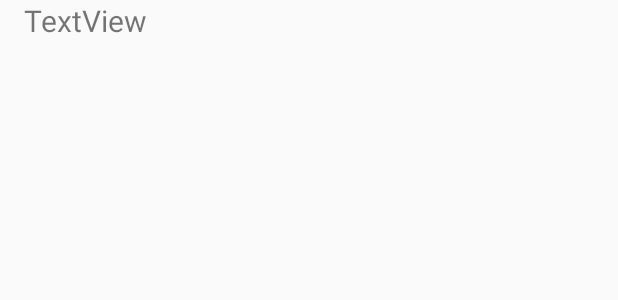
After one commit to ghadiAasi/CarbonJava, an Android app: the layout list_item_level.xml on its own in the app's theme, with its tools: preview values and no code run, on a phone screen of 412 x 824 dp. The commit adds this screen. Shown: the top 300 px of the screen. Run offline under Robolectric (Android 15) with nearby library versions, the phone set to English and light mode, and no system bars.

```diff
--- /dev/null
+++ b/app/src/main/res/layout/list_item_level.xml
@@ -0,0 +1,20 @@
+<?xml version="1.0" encoding="utf-8"?>
+<androidx.constraintlayout.widget.ConstraintLayout xmlns:android="http://schemas.android.com/apk/res/android"
+    xmlns:app="http://schemas.android.com/apk/res-auto"
+    xmlns:tools="http://schemas.android.com/tools"
+    android:layout_width="match_parent"
+    android:layout_height="wrap_content">
+
+    <TextView
+        android:id="@+id/textView"
+        android:layout_width="match_parent"
+        android:layout_height="match_parent"
+        android:text="TextView"
+        android:textSize="20dp"
+        app:layout_constraintBottom_toBottomOf="parent"
+        app:layout_constraintEnd_toEndOf="parent"
+        app:layout_constraintHorizontal_bias="0.5"
+        android:paddingLeft="16dp"
+        app:layout_constraintStart_toStartOf="parent"
+        app:layout_constraintTop_toTopOf="parent" />
+</androidx.constraintlayout.widget.ConstraintLayout>
```
Also changed, not shown: app/src/main/java/com/example/carbonjava/CustomLevelAdapter.java (added, +38 -0 lines), app/src/main/java/com/example/carbonjava/ProfileFragment.java (+6 -12 lines).
